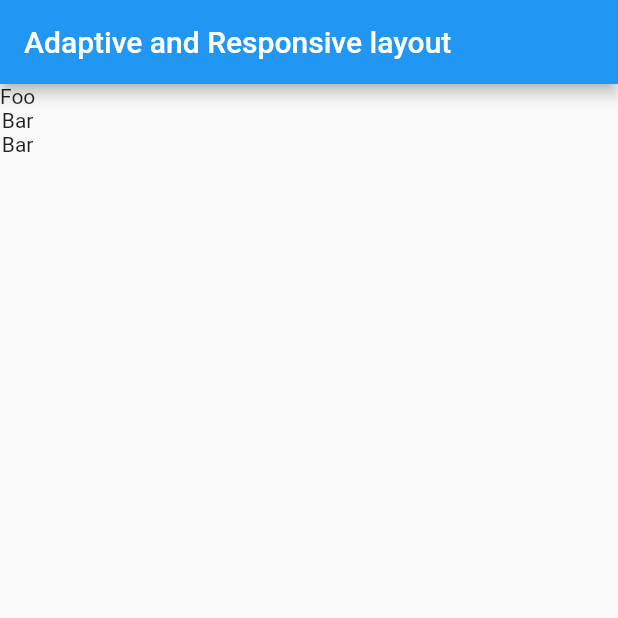
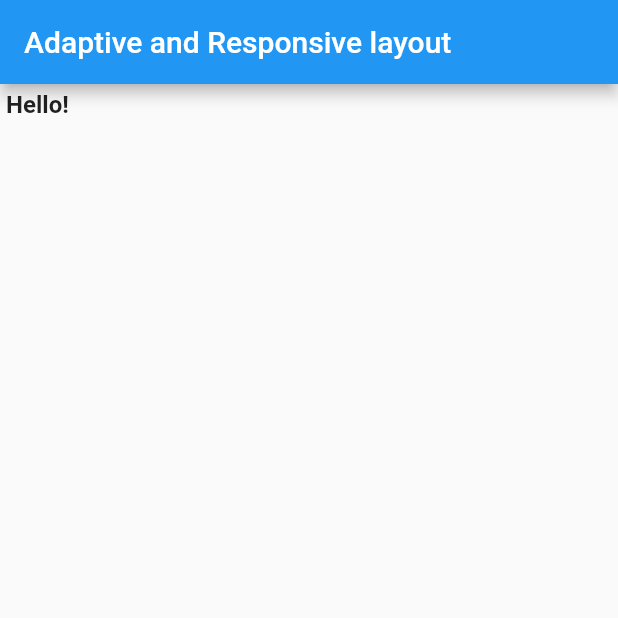
Before and after one commit to marcosalvesmacedo/newapp, a Flutter app: the screen it shows after launch, on a phone screen of 412 x 824 dp, the top half of it. Run offline on Flutter 3.47's test engine with Material 2 defaults, Android fonts, the phone set to English and light mode, and no system bars.

Commit message:
Create predefined class styles and fomarting layout

```diff
--- a/lib/main.dart
+++ b/lib/main.dart
@@ -11,27 +11,57 @@ class MyApp extends StatelessWidget {
 
   @override
   Widget build(BuildContext context) {
-    Widget foo = LayoutBuilder(
-        builder: (BuildContext context, BoxConstraints constraint) {
-      bool useVerticalLayout = constraint.maxWidth < 600.0;
-      return Flex(
-        children: const [
-          Text('Foo'),
-          Text('Bar'),
-          Text('Bar'),
-        ],
-        direction: useVerticalLayout ? Axis.vertical : Axis.horizontal,
-      );
-    });
-
     return MaterialApp(
       title: 'Adaptive and Responsive layout',
       home: Scaffold(
         appBar: AppBar(
           title: const Text('Adaptive and Responsive layout'),
         ),
-        body: foo,
+        body: const Padding(
+          padding: EdgeInsets.all(Insets.small),
+          child: Text(
+            'Hello!',
+            style: TextStyles.h2,
+          ),
+        ),
       ),
     );
   }
 }
+
+class Insets {
+  static const double xsmall = 3;
+  static const double small = 4;
+  static const double medium = 5;
+  static const double large = 10;
+  static const double extralarge = 20;
+}
+
+class Fonts {
+  static const String raleway = 'Raleway';
+}
+
+class TextStyles {
+  static const TextStyle raleway = TextStyle(
+    fontFamily: Fonts.raleway,
+  );
+  static const TextStyle buttonText1 = TextStyle(
+    fontWeight: FontWeight.bold,
+    fontSize: 14,
+  );
+  static const TextStyle buttonText2 = TextStyle(
+    fontWeight: FontWeight.normal,
+    fontSize: 11,
+  );
+  static const TextStyle h1 = TextStyle(
+    fontWeight: FontWeight.bold,
+    fontSize: 22,
+  );
+  static const TextStyle h2 = TextStyle(
+    fontWeight: FontWeight.bold,
+    fontSize: 16,
+  );
+  static TextStyle body1 = raleway.copyWith(
+    color: const Color(0xFF42A5F5),
+  );
+}
```
